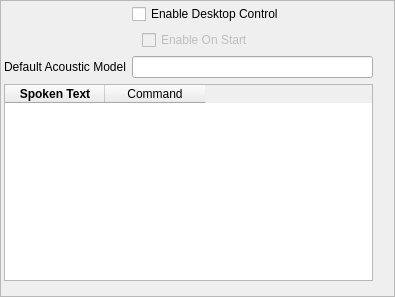
The window that res/ui/settingspane-desktopcontrol.ui (smartboyhw/speechcontrol) describes before a commit, drawn with Qt 5.
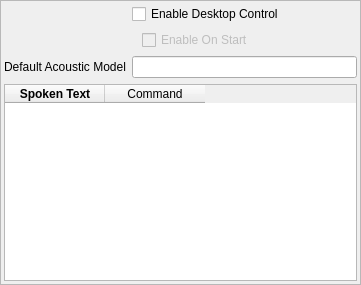
The same window after the commit.

Commit message: Fixed a issue with the desktop control's pane sizing.

What changed in the file:
```diff
--- a/res/ui/settingspane-desktopcontrol.ui
+++ b/res/ui/settingspane-desktopcontrol.ui
@@ -6,28 +6,10 @@
    <rect>
     <x>0</x>
     <y>0</y>
-    <width>395</width>
-    <height>297</height>
+    <width>361</width>
+    <height>285</height>
    </rect>
   </property>
-  <property name="sizePolicy">
-   <sizepolicy hsizetype="Expanding" vsizetype="Expanding">
-    <horstretch>0</horstretch>
-    <verstretch>0</verstretch>
-   </sizepolicy>
-  </property>
-  <property name="minimumSize">
-   <size>
-    <width>395</width>
-    <height>0</height>
-   </size>
-  </property>
-  <property name="maximumSize">
-   <size>
-    <width>10000</width>
-    <height>16777215</height>
-   </size>
-  </property>
   <property name="windowTitle">
    <string>Frame</string>
   </property>
@@ -42,7 +24,7 @@
     <rect>
      <x>4</x>
      <y>4</y>
-     <width>369</width>
+     <width>353</width>
      <height>277</height>
     </rect>
    </property>
```
